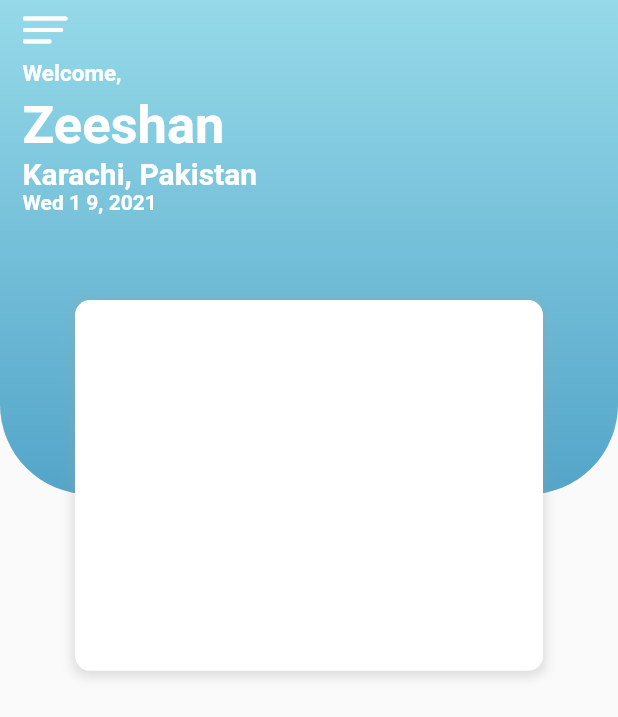
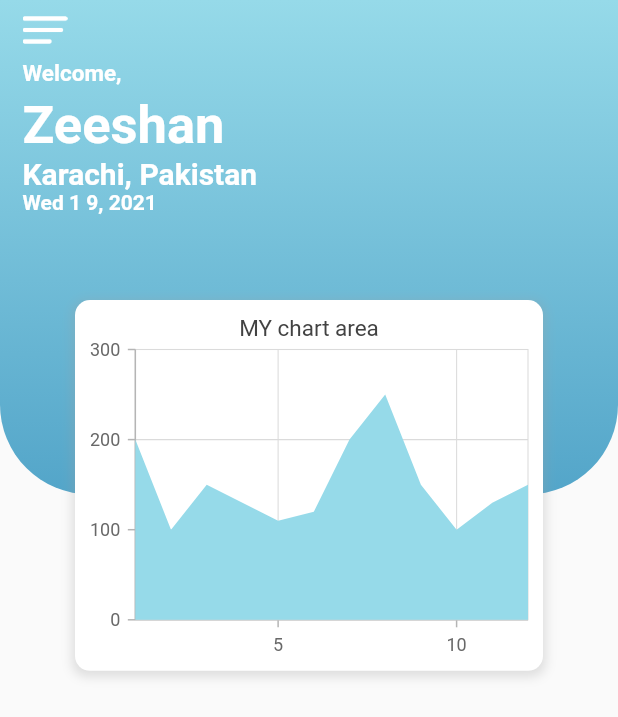
Before and after one commit to NimraZeeshan/Water_Level_App_Revised, a Flutter app: the screen it shows after launch, on a phone screen of 412 x 824 dp. Shown: the top 717 px of the screen. Run offline on Flutter 3.47's test engine with Material 2 defaults, Android fonts, the phone set to English and light mode, and no system bars; our stand-ins replace syncfusion_flutter_charts.

Commit message:
Graph Added

```diff
--- a/lib/Screens/Home_Page/homepage.dart
+++ b/lib/Screens/Home_Page/homepage.dart
@@ -1,6 +1,9 @@
 import 'package:flutter/material.dart';
+import 'package:flutter_app_3/Screens/components/graph/water_usage.dart';
 // import 'package:flutter_svg/flutter_svg.dart';
 import 'package:intl/intl.dart';
+// import 'package:syncfusion_flutter_charts/charts.dart';
+// import 'package:syncfusion_flutter_charts/sparkcharts.dart';
 
 class MyHomePage extends StatelessWidget {
   const MyHomePage({Key? key}) : super(key: key);
@@ -11,8 +14,6 @@ class MyHomePage extends StatelessWidget {
     DateTime now = DateTime.now();
     String formattedDate = DateFormat('EEE d M, y').format(now);
     return Scaffold(
-        //drawer: Drawer(),
-
         body: Stack(
       children: <Widget>[
         Container(
@@ -108,6 +109,7 @@ class MyHomePage extends StatelessWidget {
                   ),
                 ],
               ),
+              child: WaterUsageGraph(),
             ),
           ],
         ),
--- /dev/null
+++ b/lib/Screens/components/graph/water_usage.dart
@@ -0,0 +1,59 @@
+import 'package:flutter/material.dart';
+import 'package:syncfusion_flutter_charts/charts.dart';
+
+class WaterUsageGraph extends StatefulWidget {
+  const WaterUsageGraph({Key? key}) : super(key: key);
+
+  @override
+  _WaterUsageGraphState createState() => _WaterUsageGraphState();
+}
+
+class _WaterUsageGraphState extends State<WaterUsageGraph> {
+  @override
+  Widget build(BuildContext context) {
+    return SfCartesianChart(
+        tooltipBehavior: TooltipBehavior(enable: true),
+        onTooltipRender: (TooltipArgs args) => tool(args),
+        zoomPanBehavior: ZoomPanBehavior(enableSelectionZooming: true),
+        palette: [
+          const Color.fromRGBO(150, 218, 233, 100),
+          Colors.pink,
+        ],
+        title: ChartTitle(
+          text: ('MY chart area'),
+        ),
+        series: <ChartSeries>[
+          AreaSeries<WaterUsageData, double>(
+            borderColor: Colors.red,
+            dataSource: waterUsage,
+            xValueMapper: (WaterUsageData usagedata, _) => usagedata.x,
+            yValueMapper: (WaterUsageData usagedata, _) => usagedata.y,
+          )
+        ]);
+  }
+
+  void tool(TooltipArgs args) {
+    args.locationX = 30;
+  }
+}
+
+class WaterUsageData {
+  WaterUsageData(this.x, this.y);
+  final double x;
+  final double y;
+}
+
+List<WaterUsageData> waterUsage = [
+  WaterUsageData(1, 200),
+  WaterUsageData(2, 100),
+  WaterUsageData(3, 150),
+  WaterUsageData(4, 130),
+  WaterUsageData(5, 110),
+  WaterUsageData(6, 120),
+  WaterUsageData(7, 200),
+  WaterUsageData(8, 250),
+  WaterUsageData(9, 150),
+  WaterUsageData(10, 100),
+  WaterUsageData(11, 130),
+  WaterUsageData(12, 150),
+];
--- a/pubspec.yaml
+++ b/pubspec.yaml
@@ -25,6 +25,7 @@ dependencies:
     sdk: flutter
   flutter_svg: ^0.22.0
   intl: ^0.17.0
+  syncfusion_flutter_charts: ^19.2.59
 
 
   # The following adds the Cupertino Icons font to your application.
```
Also changed, not shown: lib/Screens/components/drawer/custom_drawer.dart (added, +33 -0 lines), pubspec.lock.
